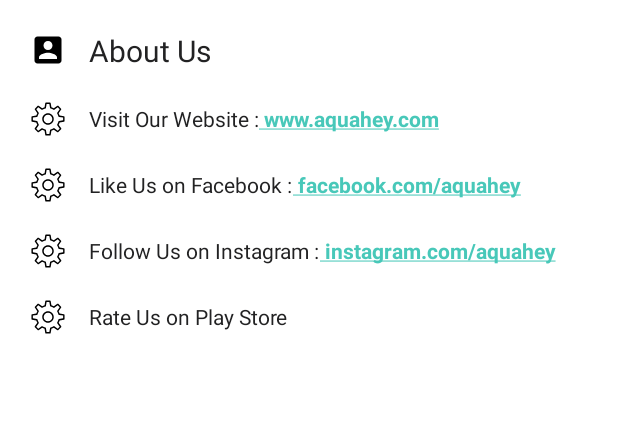
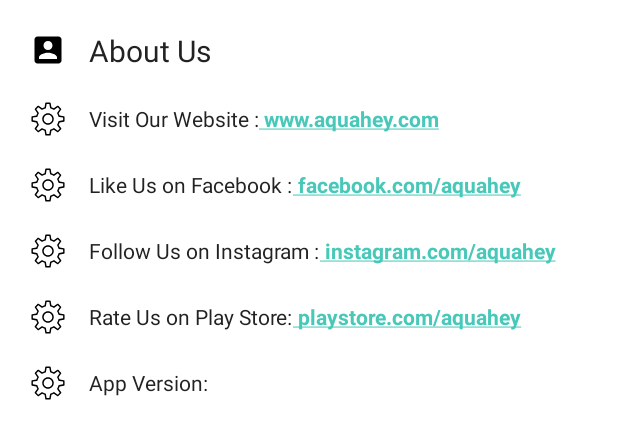
Before and after one commit to ZafarQuaere/Paniwale, an Android app: the layout fragment_about.xml on its own in the app's theme, with its tools: preview values and no code run, on a phone screen of 412 x 824 dp. Shown: the top 439 px of the screen. Run offline under Robolectric (Android 15) with nearby library versions, the phone set to English and light mode, and no system bars.

```diff
--- a/app/src/main/res/layout/fragment_about.xml
+++ b/app/src/main/res/layout/fragment_about.xml
@@ -92,14 +92,55 @@
     </LinearLayout>
 
 
+    <LinearLayout
+        android:layout_width="match_parent"
+        android:layout_height="wrap_content"
+        android:layout_marginTop="@dimen/_20dp"
+        android:orientation="horizontal">
+
         <TextView
             style="@style/RegularTextview"
-        android:layout_marginTop="@dimen/_20dp"
             android:autoLink="web"
             android:drawableStart="@drawable/ic_settings"
             android:drawablePadding="@dimen/drawable_padding"
             android:gravity="center_vertical"
-        android:text="Rate Us on Play Store"
+            android:text="@string/rate_us_on_playstore"
             android:textColor="@color/black" />
 
+        <TextView
+            android:id="@+id/textPlayLink"
+            style="@style/RegularTextview"
+            android:linksClickable="true"
+            android:text="@string/play_link"
+            android:textColorLink="@color/colorPrimary"
+            android:textStyle="bold" />
+
     </LinearLayout>
+
+
+    <LinearLayout
+        android:layout_width="match_parent"
+        android:layout_height="wrap_content"
+        android:layout_marginTop="@dimen/_20dp"
+        android:orientation="horizontal">
+
+        <TextView
+            style="@style/RegularTextview"
+            android:drawableStart="@drawable/ic_settings"
+            android:drawablePadding="@dimen/drawable_padding"
+            android:gravity="center_vertical"
+            android:text="@string/app_version"
+            android:textColor="@color/black" />
+
+        <TextView
+            android:id="@+id/textAppVersion"
+            style="@style/RegularTextview"
+            android:text=""
+            android:textColor="@color/colorPrimary"
+            android:textStyle="bold" />
+
+    </LinearLayout>
+
+
+
+</LinearLayout>
--- a/app/src/main/res/menu/main.xml
+++ b/app/src/main/res/menu/main.xml
@@ -15,9 +15,5 @@
         android:title="@string/action_about"
         app:showAsAction="never" />
 
-    <item
-        android:id="@+id/action_contact"
-        android:orderInCategory="100"
-        android:title="@string/action_contact"
-        app:showAsAction="never" />
+
 </menu>
--- a/app/src/main/res/values/strings.xml
+++ b/app/src/main/res/values/strings.xml
@@ -102,16 +102,20 @@
     <string name="my_aqua">My Aqua</string>
     <string name="water_delivery_app">A Water Delivering App!</string>
 
-    <string name="action_help">Help</string>
+    <string name="action_help">Help &amp; Contact</string>
     <string name="action_about">About Us</string>
     <string name="action_contact">Contact Us</string>
     <string name="contact_us">Contact Us</string>
     <string name="website_link"><a href="http://aquahey.com/website/index.html"> www.aquahey.com</a></string>
     <string name="fb_link"><a href="https://www.facebook.com/AquaHeyApp/?modal=admin_todo_tour"> facebook.com/aquahey</a></string>
     <string name="insta_link"><a href="https://www.instagram.com/aquaheyapp/"> instagram.com/aquahey</a></string>
+    <string name="play_link"><a href="https://play.google.com/store/apps/details?id=au.com.intelematics.EntuneLexus&amp;hl=en_AU"> playstore.com/aquahey</a></string>
+
     <string name="text_visit_our_website">Visit Our Website : </string>
     <string name="text_like_on_fb">Like Us on Facebook :</string>
     <string name="text_follow_us_on_insta">Follow Us on Instagram :</string>
     <string name="about_us">About Us</string>
+    <string name="rate_us_on_playstore">Rate Us on Play Store:</string>
+    <string name="app_version">App Version: </string>
 
 </resources>
```
Also changed, not shown: app/src/main/java/com/app/aquahey/purepani/activity/MainActivity.kt (+23 -6 lines), app/src/main/java/com/app/aquahey/purepani/fragment/AboutFragment.java (+10 -0 lines), app/src/main/java/com/app/aquahey/purepani/utils/Utils.java (+38 -1 lines). Lines whose indentation alone changed are shown as unchanged.
